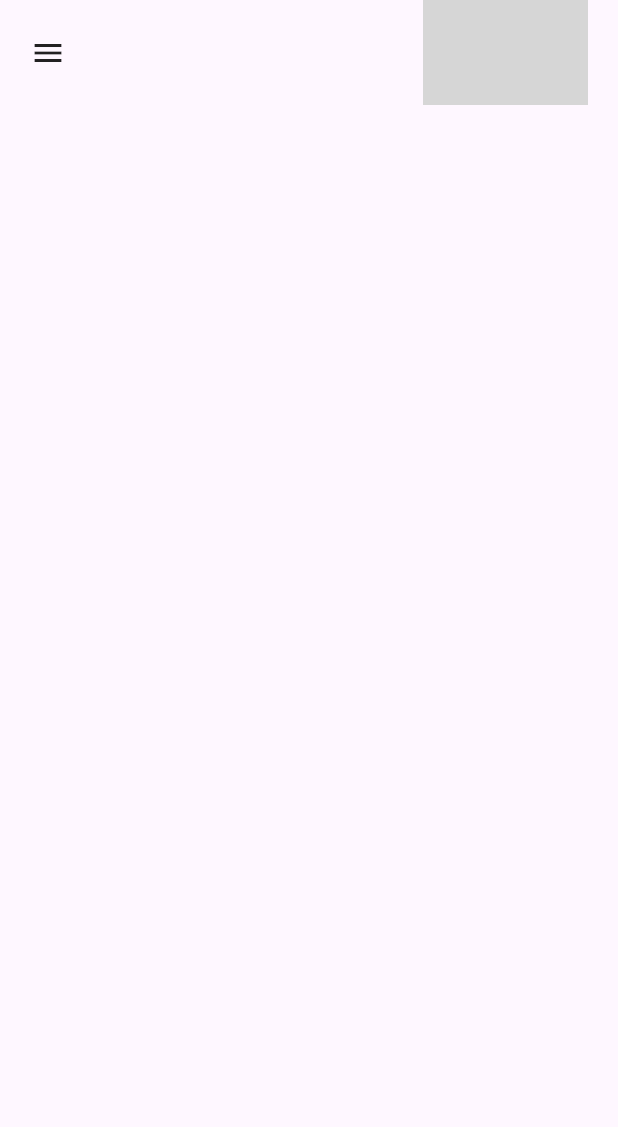
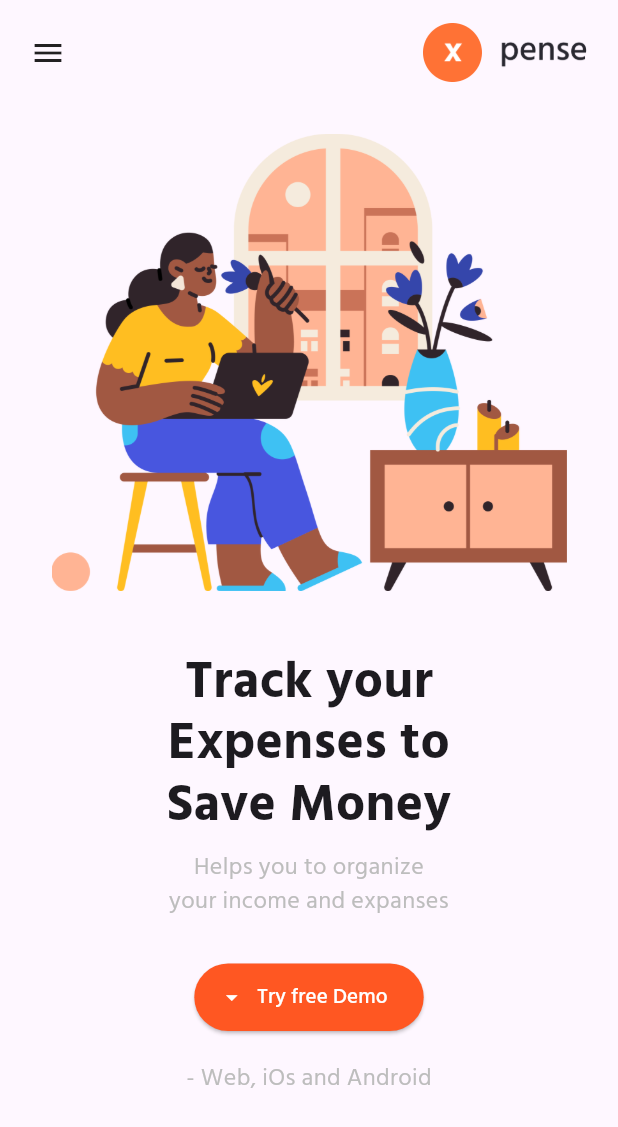
Before and after one commit to iDev-20/xpense_web, a Flutter app: the screen it shows after launch, on a phone screen of 412 x 824 dp. Shown: the top 1127 px of the screen. Run offline on Flutter 3.47's test engine with Material 3 defaults, Android fonts, the phone set to English and light mode, and no system bars; our stand-ins replace responsive_builder; grey boxes are pictures that could not be loaded.

Commit message:
built home page

```diff
--- /dev/null
+++ b/lib/pages/containers/container1.dart
@@ -0,0 +1,166 @@
+import 'package:flutter/material.dart';
+import 'package:responsive_builder/responsive_builder.dart';
+import 'package:xpense_web/utils/app_colors.dart';
+import 'package:xpense_web/utils/constants.dart';
+
+class Contaner1 extends StatefulWidget {
+  const Contaner1({super.key});
+
+  @override
+  State<Contaner1> createState() => _Contaner1State();
+}
+
+class _Contaner1State extends State<Contaner1> {
+  @override
+  Widget build(BuildContext context) {
+    return ScreenTypeLayout(
+      mobile: mobileContainer1(),
+      desktop: desktopContainer1(),
+    );
+  }
+
+//============== MOBILE ===============//
+
+  Widget mobileContainer1() {
+    return SizedBox(
+      // margin: EdgeInsets.symmetric(horizontal: pageWidth! / 10, vertical: 20),
+      child: Column(
+        children: [
+          Container(
+            height: pageWidth! / 1.2,
+            width: pageWidth! / 1.2,
+            decoration: const BoxDecoration(
+              image: DecorationImage(
+                  image: AssetImage(illustration1), fit: BoxFit.contain),
+            ),
+          ),
+          const SizedBox(
+            height: 20,
+          ),
+                Text(
+                  'Track your \nExpenses to \nSave Money',
+                  textAlign: TextAlign.center,
+                  style: TextStyle(
+                      fontSize: pageWidth! / 12,
+                      fontWeight: FontWeight.bold,
+                      height: 1.2),
+                ),
+                const SizedBox(height: 10),
+                Text(
+                  'Helps you to organize \nyour income and expanses',
+                  textAlign: TextAlign.center,
+                  style: TextStyle(
+                    color: Colors.grey[400],
+                    fontSize: 16,
+                  ),
+                ),
+                const SizedBox(height: 30),
+                SizedBox(
+                  height: 45,
+                  child: ElevatedButton.icon(
+                    style: ButtonStyle(
+                      backgroundColor:
+                          MaterialStateProperty.all(AppColors.primary),
+                    ),
+                    onPressed: () {},
+                    icon: const Icon(
+                      Icons.arrow_drop_down,
+                      color: Colors.white,
+                    ),
+                    label: const Text(
+                      'Try free Demo',
+                      style: TextStyle(color: Colors.white),
+                    ),
+                  ),
+                ),
+                const SizedBox(height: 20),
+                Text(
+                  '- Web, iOs and Android',
+                  style: TextStyle(
+                    color: Colors.grey[400],
+                    fontSize: 16,
+                  ),
+                ),
+                const SizedBox(height: 20),
+
+        ],
+      ),
+    );
+  }
+
+//============== DESKTOP ===============//
+
+  Widget desktopContainer1() {
+    return Container(
+      margin: EdgeInsets.symmetric(horizontal: pageWidth! / 10, vertical: 20),
+      child: Row(
+        children: [
+          Expanded(
+            child: Container(
+              child: Column(
+                crossAxisAlignment: CrossAxisAlignment.start,
+                children: [
+                  Text(
+                    'Track your \nExpenses to \nSave Money',
+                    style: TextStyle(
+                        fontSize: pageWidth! / 20,
+                        fontWeight: FontWeight.bold,
+                        height: 1.2),
+                  ),
+                  const SizedBox(height: 10),
+                  Text(
+                    'Helps you to organize your income and expanses',
+                    style: TextStyle(
+                      color: Colors.grey[400],
+                      fontSize: 20,
+                    ),
+                  ),
+                  const SizedBox(height: 30),
+                  Row(
+                    children: [
+                      Container(
+                        height: 45,
+                        child: ElevatedButton.icon(
+                          style: ButtonStyle(
+                            backgroundColor:
+                                MaterialStateProperty.all(AppColors.primary),
+                          ),
+                          onPressed: () {},
+                          icon: const Icon(
+                            Icons.arrow_drop_down,
+                            color: Colors.white,
+                          ),
+                          label: const Text(
+                            'Try free Demo',
+                            style: TextStyle(color: Colors.white),
+                          ),
+                        ),
+                      ),
+                      const SizedBox(width: 20),
+                      Text(
+                        '- Web, iOs and Android',
+                        style: TextStyle(
+                          color: Colors.grey[400],
+                          fontSize: 20,
+                        ),
+                      ),
+                    ],
+                  ),
+                ],
+              ),
+            ),
+          ),
+          Expanded(
+            child: Container(
+              height: 530,
+              decoration: const BoxDecoration(
+                image: DecorationImage(
+                    image: AssetImage(illustration1), fit: BoxFit.contain),
+              ),
+            ),
+          ),
+        ],
+      ),
+    );
+  }
+}
--- a/lib/pages/home.dart
+++ b/lib/pages/home.dart
@@ -1,4 +1,5 @@
 import 'package:flutter/material.dart';
+import 'package:xpense_web/pages/containers/container1.dart';
 import 'package:xpense_web/utils/constants.dart';
 import 'package:xpense_web/widgets/nav_bar.dart';
 
@@ -12,14 +13,15 @@ class Home extends StatefulWidget {
 class _HomeState extends State<Home> {
   @override
   Widget build(BuildContext context) {
-    w = MediaQuery.of(context).size.width;
-    h = MediaQuery.of(context).size.height;
+    pageWidth = MediaQuery.of(context).size.width;
+    pageHieght = MediaQuery.of(context).size.height;
     return Scaffold(
       body: SingleChildScrollView(
         child: Container(
-          child: Column(
+          child: const Column(
             children: [
-              NavBar()
+              NavBar(),
+              Contaner1()
             ],
           ),
         ),
--- a/lib/utils/app_colors.dart
+++ b/lib/utils/app_colors.dart
@@ -1,5 +1,5 @@
 import 'package:flutter/material.dart';
 
 class AppColors {
-  static Color primary = Colors.orange;
+  static Color primary = Colors.deepOrange;
 }
--- a/lib/utils/constants.dart
+++ b/lib/utils/constants.dart
@@ -1,2 +1,15 @@
-double? h;
-double? w;
+double? pageHieght;
+double? pageWidth;
+
+//Images
+const String logo = 'assets/images/logo.png';
+const String illustration1 = 'assets/images/illustration1.png';
+const String illustration2 = 'assets/images/illustration2.png';
+const String illustration3 = 'assets/images/illustration3.png';
+const String google = 'assets/images/google.png';
+const String fb = 'assets/images/fb.png';
+const String cocacola = 'assets/images/cocacola.png';
+const String samsung = 'assets/images/samsung.png';
+const String dashnoard = 'assets/images/dashboard.png';
+const String vector1 = 'assets/images/vector.png';
+const String vector2 = 'assets/images/vector1.png';
--- a/lib/widgets/nav_bar.dart
+++ b/lib/widgets/nav_bar.dart
@@ -1,6 +1,7 @@
 import 'package:flutter/material.dart';
 import 'package:responsive_builder/responsive_builder.dart';
 import 'package:xpense_web/utils/app_colors.dart';
+import 'package:xpense_web/utils/constants.dart';
 import 'package:xpense_web/utils/styles.dart';
 
 class NavBar extends StatefulWidget {
@@ -88,7 +89,7 @@ class _NavBarState extends State<NavBar> {
       width: 110,
       decoration: const BoxDecoration(
         image: DecorationImage(
-          image: AssetImage('images/logo.png'),
+          image: AssetImage(logo),
         ),
       ),
     );
```
